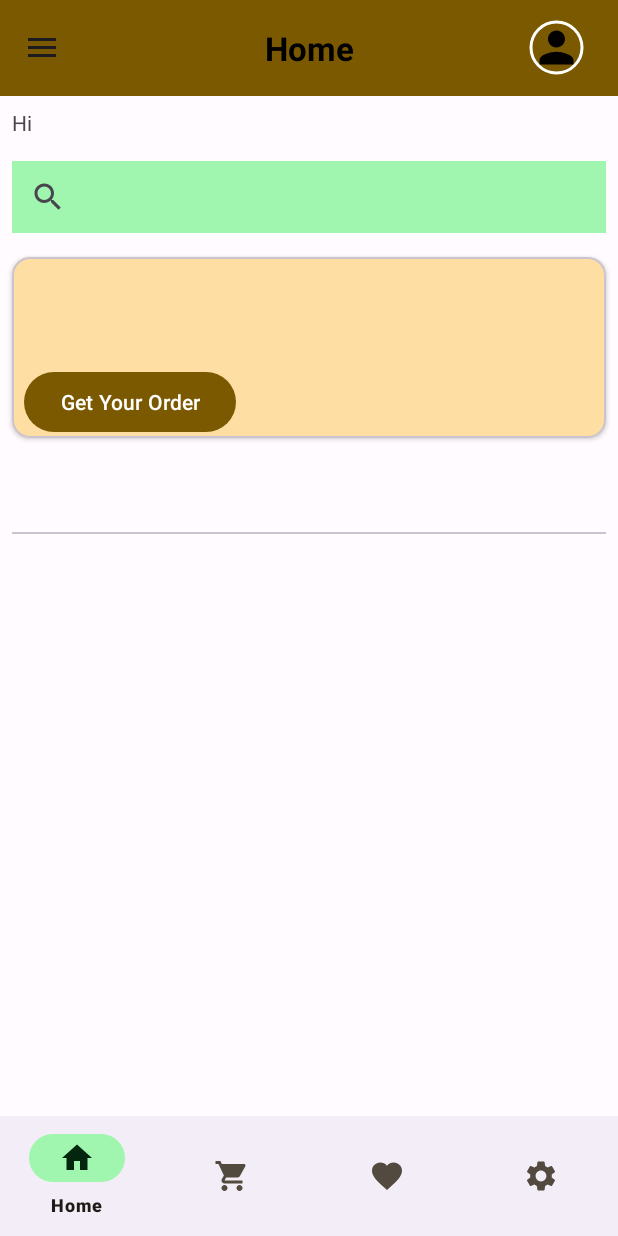
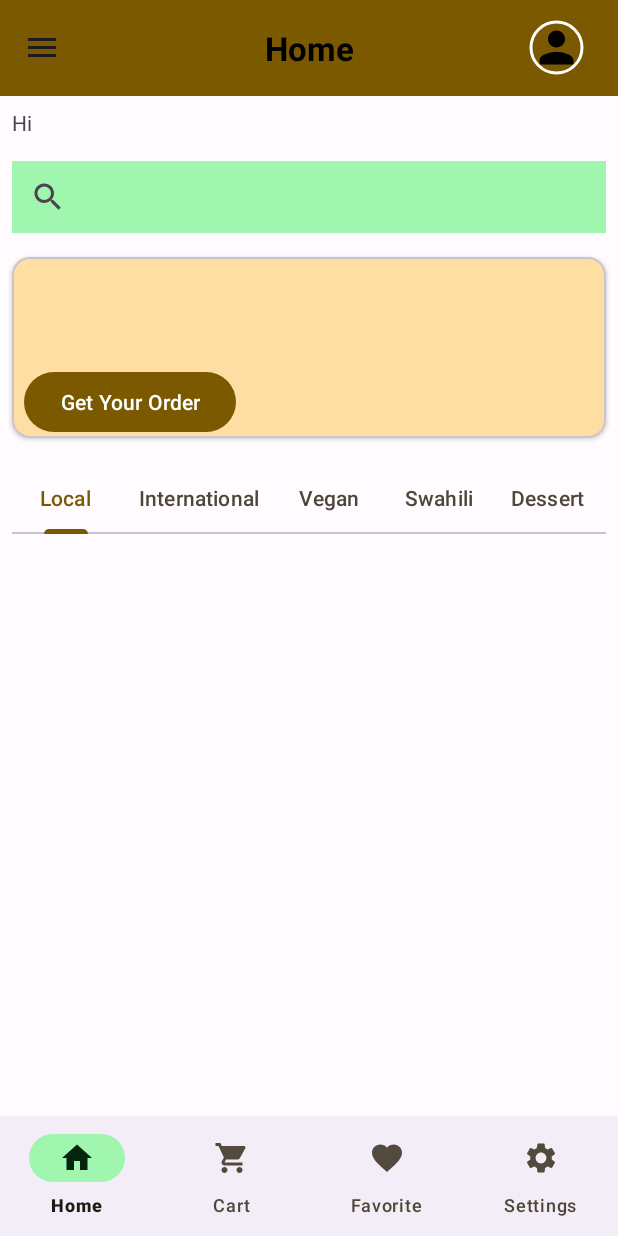
Before and after one commit to kenmusima/FoodApp, an Android app: the screen it shows after launch once a user with an empty profile is signed in (HomeActivity), on a phone screen of 412 x 824 dp. Run offline under Robolectric (Android 15) with nearby library versions, the phone set to English and light mode, and no system bars; our stand-ins replace Firebase (no records; nobody signed in at launch, a user with empty details on screens opened directly), navigation-ui.

Commit message:
Setting up viewpager for tab layout and adding tabs.

```diff
--- /dev/null
+++ b/app/src/main/java/com/foodapp/ui/adapter/ViewPager.kt
@@ -0,0 +1,22 @@
+package com.foodapp.ui.adapter
+
+import androidx.fragment.app.Fragment
+import androidx.fragment.app.FragmentManager
+import androidx.lifecycle.Lifecycle
+import androidx.viewpager2.adapter.FragmentStateAdapter
+import com.foodapp.ui.fragment.fooditems.*
+
+class ViewPager(fm: FragmentManager, lifecycle: Lifecycle) : FragmentStateAdapter(fm,lifecycle){
+    override fun getItemCount(): Int = 5
+
+    override fun createFragment(position: Int): Fragment {
+        return when (position) {
+            0 -> LocalFragment()
+            1 -> InternationalFragment()
+            2 -> Vegan()
+            3 -> Swahili()
+            4 -> Dessert()
+            else -> throw Throwable("Invalid position $position")
+        }
+    }
+}
--- a/app/src/main/java/com/foodapp/ui/fragment/FoodFragment.kt
+++ b/app/src/main/java/com/foodapp/ui/fragment/FoodFragment.kt
@@ -6,55 +6,50 @@ import android.view.LayoutInflater
 import android.view.View
 import android.view.ViewGroup
 import com.foodapp.R
+import com.foodapp.databinding.FragmentFoodBinding
+import com.foodapp.ui.adapter.ViewPager
+import com.google.android.material.tabs.TabLayoutMediator
 
-// TODO: Rename parameter arguments, choose names that match
-// the fragment initialization parameters, e.g. ARG_ITEM_NUMBER
-private const val ARG_PARAM1 = "param1"
-private const val ARG_PARAM2 = "param2"
+class FoodFragment : Fragment() {
 
-/**
- * A simple [Fragment] subclass.
- * Use the [FoodFragment.newInstance] factory method to
- * create an instance of this fragment.
- */
-class FoodFragment : Fragment() {
-    // TODO: Rename and change types of parameters
-    private var param1: String? = null
-    private var param2: String? = null
+    private var _binding: FragmentFoodBinding? = null
+    private val binding: FragmentFoodBinding
+        get() = _binding!!
 
-    override fun onCreate(savedInstanceState: Bundle?) {
-        super.onCreate(savedInstanceState)
-        arguments?.let {
-            param1 = it.getString(ARG_PARAM1)
-            param2 = it.getString(ARG_PARAM2)
-        }
-    }
 
     override fun onCreateView(
         inflater: LayoutInflater, container: ViewGroup?,
         savedInstanceState: Bundle?
     ): View? {
-        // Inflate the layout for this fragment
-        return inflater.inflate(R.layout.fragment_food, container, false)
+        _binding = FragmentFoodBinding.inflate(inflater,container,false)
+
+        val pagerAdapter = ViewPager(requireActivity().supportFragmentManager, viewLifecycleOwner.lifecycle)
+
+        binding.viewPager.adapter = pagerAdapter
+        TabLayoutMediator(binding.tabLayout, binding.viewPager) { tab, position ->
+            when (position) {
+                0 -> {
+                    tab.text = "Local"
+                }
+                1 -> {
+                    tab.text = "International"
+                }
+                2 -> {
+                    tab.text = "Vegan"
+                }
+                3 -> {
+                    tab.text = "Swahili"
+                }
+                4 -> {
+                    tab.text = "Dessert"
+                }
+            }
+        }.attach()
+        return binding.root
     }
 
-    companion object {
-        /**
-         * Use this factory method to create a new instance of
-         * this fragment using the provided parameters.
-         *
-         * @param param1 Parameter 1.
-         * @param param2 Parameter 2.
-         * @return A new instance of fragment FoodFragment.
-         */
-        // TODO: Rename and change types and number of parameters
-        @JvmStatic
-        fun newInstance(param1: String, param2: String) =
-            FoodFragment().apply {
-                arguments = Bundle().apply {
-                    putString(ARG_PARAM1, param1)
-                    putString(ARG_PARAM2, param2)
-                }
-            }
+    override fun onDestroyView() {
+        super.onDestroyView()
+        _binding = null
     }
 }
--- a/app/src/main/res/layout/activity_home.xml
+++ b/app/src/main/res/layout/activity_home.xml
@@ -64,6 +64,7 @@
             android:layout_width="match_parent"
             android:layout_height="0dp"
             android:fitsSystemWindows="true"
+            app:labelVisibilityMode="labeled"
             app:layout_constraintBottom_toBottomOf="parent"
             app:layout_constraintEnd_toEndOf="parent"
             app:layout_constraintHorizontal_bias="0.5"
```
Also changed, not shown: app/src/main/java/com/foodapp/ui/fragment/fooditems/Dessert.kt (added, +60 -0 lines), app/src/main/java/com/foodapp/ui/fragment/fooditems/Swahili.kt (added, +60 -0 lines), app/src/main/res/layout/fragment_dessert.xml (added, +14 -0 lines), app/src/main/res/layout/fragment_swahili.xml (added, +14 -0 lines).
